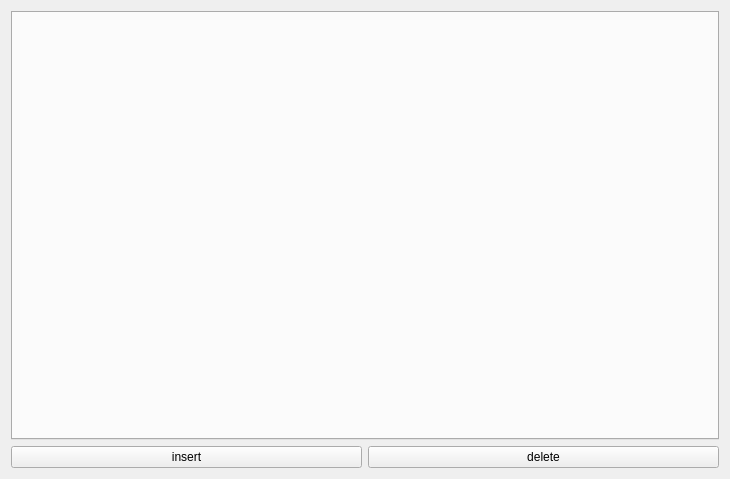
Before: the Qt Designer form sportdataform.ui in po-ppy/Goat, drawn with Qt 5.
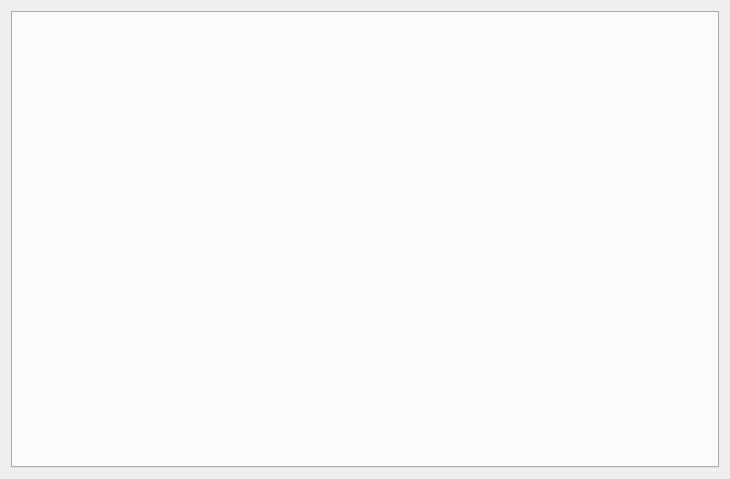
After: the same form once the commit is applied. Icons and pictures are not drawn.

The edit to the form file:
```diff
--- a/sportdataform.ui
+++ b/sportdataform.ui
@@ -22,30 +22,7 @@
     </widget>
    </item>
    <item>
-    <layout class="QHBoxLayout" name="horizontalLayout">
-     <item>
-      <widget class="QPushButton" name="pushButton">
-       <property name="text">
-        <string>insert</string>
-       </property>
-       <property name="icon">
-        <iconset resource="icons.qrc">
-         <normaloff>:/nu.png</normaloff>:/nu.png</iconset>
-       </property>
-      </widget>
-     </item>
-     <item>
-      <widget class="QPushButton" name="pushButton_2">
-       <property name="text">
-        <string>delete</string>
-       </property>
-       <property name="icon">
-        <iconset resource="icons.qrc">
-         <normaloff>:/nu.png</normaloff>:/nu.png</iconset>
-       </property>
-      </widget>
-     </item>
-    </layout>
+    <layout class="QHBoxLayout" name="horizontalLayout"/>
    </item>
   </layout>
  </widget>
```
Left out of the diff: 4 changed lines with no effect on the pictures.
